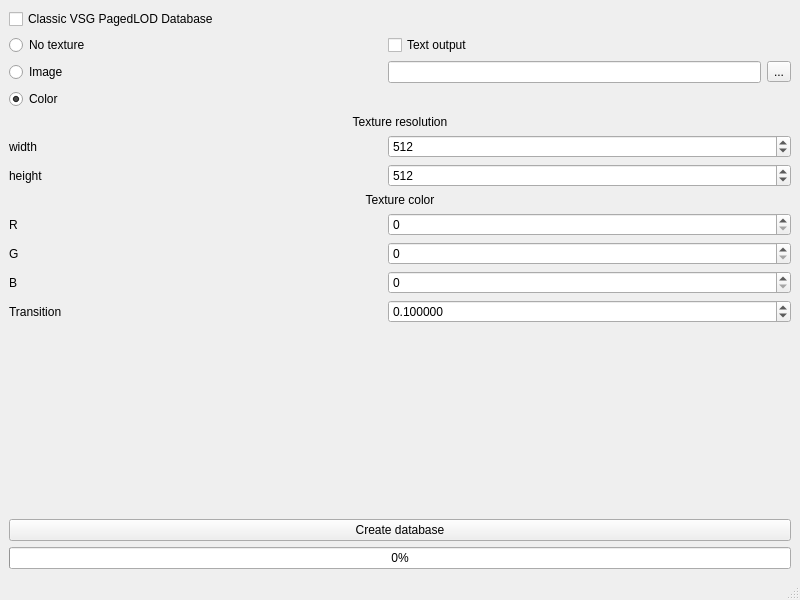
Qt form mainwindow.ui (asafran/DatabaseCreator) before a commit.
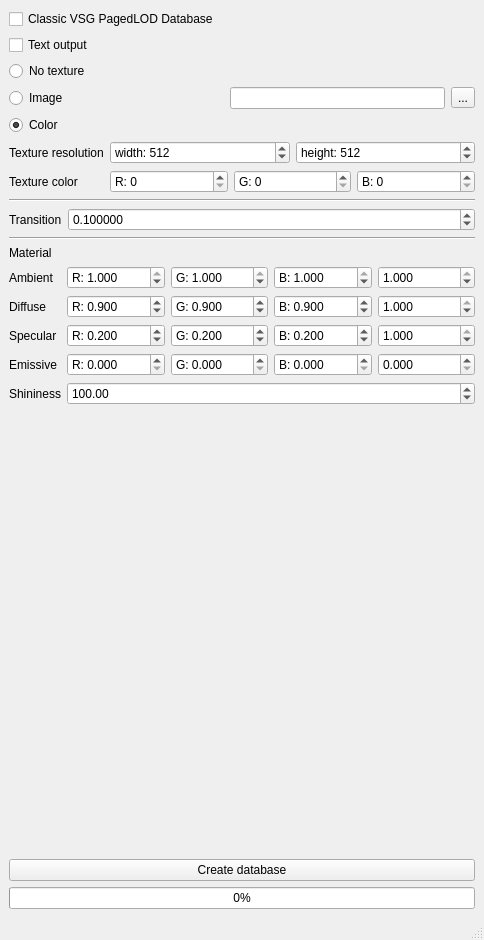
The same form after that commit.

```diff
--- a/mainwindow.ui
+++ b/mainwindow.ui
@@ -6,64 +6,65 @@
    <rect>
     <x>0</x>
     <y>0</y>
-    <width>800</width>
-    <height>600</height>
+    <width>484</width>
+    <height>940</height>
    </rect>
   </property>
   <property name="windowTitle">
    <string>Database Creator</string>
   </property>
   <widget class="QWidget" name="centralwidget">
-   <layout class="QGridLayout" name="gridLayout">
-    <item row="10" column="0">
-     <widget class="QLabel" name="label_5">
+   <layout class="QVBoxLayout" name="verticalLayout">
+    <item>
+     <widget class="QCheckBox" name="classicBox">
       <property name="text">
-       <string>G</string>
+       <string>Classic VSG PagedLOD Database</string>
       </property>
      </widget>
     </item>
-    <item row="9" column="0">
-     <widget class="QLabel" name="label_4">
+    <item>
+     <widget class="QCheckBox" name="textBox">
       <property name="text">
-       <string>R</string>
+       <string>Text output</string>
       </property>
      </widget>
     </item>
-    <item row="15" column="0" colspan="3">
-     <widget class="QProgressBar" name="progressBar">
-      <property name="value">
-       <number>0</number>
-      </property>
-     </widget>
-    </item>
-    <item row="7" column="0">
-     <widget class="QLabel" name="label_3">
+    <item>
+     <widget class="QRadioButton" name="noRadio">
       <property name="text">
-       <string>height</string>
+       <string>No texture</string>
       </property>
      </widget>
     </item>
-    <item row="12" column="0">
-     <widget class="QLabel" name="label_8">
-      <property name="text">
-       <string>Transition</string>
-      </property>
-     </widget>
+    <item>
+     <layout class="QHBoxLayout" name="horizontalLayout_7">
+      <item>
+       <widget class="QRadioButton" name="imageRadio">
+        <property name="text">
+         <string>Image</string>
+        </property>
+       </widget>
+      </item>
+      <item>
+       <widget class="QLineEdit" name="imagePath">
+        <property name="sizePolicy">
+         <sizepolicy hsizetype="Minimum" vsizetype="Fixed">
+          <horstretch>0</horstretch>
+          <verstretch>0</verstretch>
+         </sizepolicy>
+        </property>
+       </widget>
+      </item>
+      <item>
+       <widget class="QToolButton" name="imageButt">
+        <property name="text">
+         <string>...</string>
+        </property>
+       </widget>
+      </item>
+     </layout>
     </item>
-    <item row="6" column="1" colspan="2">
-     <widget class="QSpinBox" name="height">
-      <property name="minimum">
-       <number>2</number>
-      </property>
-      <property name="maximum">
-       <number>4096</number>
-      </property>
-      <property name="value">
-       <number>512</number>
-      </property>
-     </widget>
-    </item>
-    <item row="3" column="0">
+    <item>
      <widget class="QRadioButton" name="colorRadio">
       <property name="text">
        <string>Color</string>
@@ -73,50 +74,645 @@
       </property>
      </widget>
     </item>
-    <item row="2" column="2">
-     <widget class="QToolButton" name="imageButt">
-      <property name="text">
-       <string>...</string>
-      </property>
-     </widget>
+    <item>
+     <layout class="QFormLayout" name="formLayout_3">
+      <item row="0" column="0">
+       <widget class="QLabel" name="label">
+        <property name="text">
+         <string>Texture resolution</string>
+        </property>
+        <property name="alignment">
+         <set>Qt::AlignCenter</set>
+        </property>
+       </widget>
+      </item>
+      <item row="0" column="1">
+       <layout class="QHBoxLayout" name="horizontalLayout_9">
+        <item>
+         <widget class="QSpinBox" name="width">
+          <property name="sizePolicy">
+           <sizepolicy hsizetype="MinimumExpanding" vsizetype="Fixed">
+            <horstretch>0</horstretch>
+            <verstretch>0</verstretch>
+           </sizepolicy>
+          </property>
+          <property name="prefix">
+           <string>width: </string>
+          </property>
+          <property name="minimum">
+           <number>2</number>
+          </property>
+          <property name="maximum">
+           <number>4096</number>
+          </property>
+          <property name="value">
+           <number>512</number>
+          </property>
+         </widget>
+        </item>
+        <item>
+         <widget class="QSpinBox" name="height">
+          <property name="sizePolicy">
+           <sizepolicy hsizetype="MinimumExpanding" vsizetype="Fixed">
+            <horstretch>0</horstretch>
+            <verstretch>0</verstretch>
+           </sizepolicy>
+          </property>
+          <property name="prefix">
+           <string>height: </string>
+          </property>
+          <property name="minimum">
+           <number>2</number>
+          </property>
+          <property name="maximum">
+           <number>4096</number>
+          </property>
+          <property name="value">
+           <number>512</number>
+          </property>
+         </widget>
+        </item>
+       </layout>
+      </item>
+      <item row="1" column="0">
+       <widget class="QLabel" name="label_7">
+        <property name="text">
+         <string>Texture color</string>
+        </property>
+        <property name="alignment">
+         <set>Qt::AlignCenter</set>
+        </property>
+       </widget>
+      </item>
+      <item row="1" column="1">
+       <layout class="QHBoxLayout" name="horizontalLayout_6">
+        <item>
+         <widget class="QSpinBox" name="rSpin">
+          <property name="sizePolicy">
+           <sizepolicy hsizetype="MinimumExpanding" vsizetype="Fixed">
+            <horstretch>0</horstretch>
+            <verstretch>0</verstretch>
+           </sizepolicy>
+          </property>
+          <property name="prefix">
+           <string>R: </string>
+          </property>
+          <property name="minimum">
+           <number>0</number>
+          </property>
+          <property name="maximum">
+           <number>255</number>
+          </property>
+          <property name="value">
+           <number>0</number>
+          </property>
+         </widget>
+        </item>
+        <item>
+         <widget class="QSpinBox" name="gSpin">
+          <property name="sizePolicy">
+           <sizepolicy hsizetype="MinimumExpanding" vsizetype="Fixed">
+            <horstretch>0</horstretch>
+            <verstretch>0</verstretch>
+           </sizepolicy>
+          </property>
+          <property name="prefix">
+           <string>G: </string>
+          </property>
+          <property name="minimum">
+           <number>0</number>
+          </property>
+          <property name="maximum">
+           <number>255</number>
+          </property>
+          <property name="value">
+           <number>0</number>
+          </property>
+         </widget>
+        </item>
+        <item>
+         <widget class="QSpinBox" name="bSpin">
+          <property name="sizePolicy">
+           <sizepolicy hsizetype="MinimumExpanding" vsizetype="Fixed">
+            <horstretch>0</horstretch>
+            <verstretch>0</verstretch>
+           </sizepolicy>
+          </property>
+          <property name="prefix">
+           <string>B: </string>
+          </property>
+          <property name="maximum">
+           <number>255</number>
+          </property>
+         </widget>
+        </item>
+       </layout>
+      </item>
+     </layout>
     </item>
-    <item row="4" column="0" colspan="3">
-     <widget class="QLabel" name="label">
-      <property name="text">
-       <string>Texture resolution</string>
+    <item>
+     <widget class="Line" name="line_2">
+      <property name="orientation">
+       <enum>Qt::Horizontal</enum>
       </property>
-      <property name="alignment">
-       <set>Qt::AlignCenter</set>
-      </property>
      </widget>
     </item>
-    <item row="12" column="1" colspan="2">
-     <widget class="QDoubleSpinBox" name="transSpin">
-      <property name="decimals">
-       <number>6</number>
+    <item>
+     <layout class="QFormLayout" name="formLayout_2">
+      <item row="0" column="0">
+       <widget class="QLabel" name="label_8">
+        <property name="text">
+         <string>Transition</string>
+        </property>
+       </widget>
+      </item>
+      <item row="0" column="1">
+       <widget class="QDoubleSpinBox" name="transSpin">
+        <property name="sizePolicy">
+         <sizepolicy hsizetype="MinimumExpanding" vsizetype="Fixed">
+          <horstretch>0</horstretch>
+          <verstretch>0</verstretch>
+         </sizepolicy>
+        </property>
+        <property name="decimals">
+         <number>6</number>
+        </property>
+        <property name="maximum">
+         <double>1.000000000000000</double>
+        </property>
+        <property name="value">
+         <double>0.100000000000000</double>
+        </property>
+       </widget>
+      </item>
+     </layout>
+    </item>
+    <item>
+     <widget class="Line" name="line">
+      <property name="orientation">
+       <enum>Qt::Horizontal</enum>
       </property>
-      <property name="maximum">
-       <double>1.000000000000000</double>
-      </property>
-      <property name="value">
-       <double>0.100000000000000</double>
-      </property>
      </widget>
     </item>
-    <item row="9" column="1" colspan="2">
-     <widget class="QSpinBox" name="rSpin">
-      <property name="minimum">
-       <number>0</number>
+    <item>
+     <widget class="QLabel" name="label_9">
+      <property name="text">
+       <string>Material</string>
       </property>
-      <property name="maximum">
-       <number>255</number>
-      </property>
-      <property name="value">
-       <number>0</number>
-      </property>
      </widget>
     </item>
-    <item row="13" column="0" colspan="2">
+    <item>
+     <layout class="QFormLayout" name="formLayout">
+      <item row="0" column="0">
+       <widget class="QLabel" name="label_10">
+        <property name="text">
+         <string>Ambient</string>
+        </property>
+       </widget>
+      </item>
+      <item row="0" column="1">
+       <layout class="QHBoxLayout" name="horizontalLayout">
+        <item>
+         <widget class="QDoubleSpinBox" name="ar">
+          <property name="sizePolicy">
+           <sizepolicy hsizetype="MinimumExpanding" vsizetype="Fixed">
+            <horstretch>0</horstretch>
+            <verstretch>0</verstretch>
+           </sizepolicy>
+          </property>
+          <property name="prefix">
+           <string>R: </string>
+          </property>
+          <property name="decimals">
+           <number>3</number>
+          </property>
+          <property name="maximum">
+           <double>1.000000000000000</double>
+          </property>
+          <property name="singleStep">
+           <double>0.100000000000000</double>
+          </property>
+          <property name="value">
+           <double>1.000000000000000</double>
+          </property>
+         </widget>
+        </item>
+        <item>
+         <widget class="QDoubleSpinBox" name="ag">
+          <property name="sizePolicy">
+           <sizepolicy hsizetype="MinimumExpanding" vsizetype="Fixed">
+            <horstretch>0</horstretch>
+            <verstretch>0</verstretch>
+           </sizepolicy>
+          </property>
+          <property name="prefix">
+           <string>G: </string>
+          </property>
+          <property name="decimals">
+           <number>3</number>
+          </property>
+          <property name="maximum">
+           <double>1.000000000000000</double>
+          </property>
+          <property name="singleStep">
+           <double>0.100000000000000</double>
+          </property>
+          <property name="value">
+           <double>1.000000000000000</double>
+          </property>
+         </widget>
+        </item>
+        <item>
+         <widget class="QDoubleSpinBox" name="ab">
+          <property name="sizePolicy">
+           <sizepolicy hsizetype="MinimumExpanding" vsizetype="Fixed">
+            <horstretch>0</horstretch>
+            <verstretch>0</verstretch>
+           </sizepolicy>
+          </property>
+          <property name="prefix">
+           <string>B: </string>
+          </property>
+          <property name="decimals">
+           <number>3</number>
+          </property>
+          <property name="maximum">
+           <double>1.000000000000000</double>
+          </property>
+          <property name="singleStep">
+           <double>0.100000000000000</double>
+          </property>
+          <property name="value">
+           <double>1.000000000000000</double>
+          </property>
+         </widget>
+        </item>
+        <item>
+         <widget class="QDoubleSpinBox" name="as">
+          <property name="sizePolicy">
+           <sizepolicy hsizetype="MinimumExpanding" vsizetype="Fixed">
+            <horstretch>0</horstretch>
+            <verstretch>0</verstretch>
+           </sizepolicy>
+          </property>
+          <property name="decimals">
+           <number>3</number>
+          </property>
+          <property name="maximum">
+           <double>1.000000000000000</double>
+          </property>
+          <property name="singleStep">
+           <double>0.100000000000000</double>
+          </property>
+          <property name="value">
+           <double>1.000000000000000</double>
+          </property>
+         </widget>
+        </item>
+       </layout>
+      </item>
+      <item row="1" column="0">
+       <widget class="QLabel" name="label_11">
+        <property name="text">
+         <string>Diffuse</string>
+        </property>
+       </widget>
+      </item>
+      <item row="1" column="1">
+       <layout class="QHBoxLayout" name="horizontalLayout_2">
+        <item>
+         <widget class="QDoubleSpinBox" name="dr">
+          <property name="sizePolicy">
+           <sizepolicy hsizetype="MinimumExpanding" vsizetype="Fixed">
+            <horstretch>0</horstretch>
+            <verstretch>0</verstretch>
+           </sizepolicy>
+          </property>
+          <property name="prefix">
+           <string>R: </string>
+          </property>
+          <property name="decimals">
+           <number>3</number>
+          </property>
+          <property name="maximum">
+           <double>1.000000000000000</double>
+          </property>
+          <property name="singleStep">
+           <double>0.100000000000000</double>
+          </property>
+          <property name="value">
+           <double>0.900000000000000</double>
+          </property>
+         </widget>
+        </item>
+        <item>
+         <widget class="QDoubleSpinBox" name="dg">
+          <property name="sizePolicy">
+           <sizepolicy hsizetype="MinimumExpanding" vsizetype="Fixed">
+            <horstretch>0</horstretch>
+            <verstretch>0</verstretch>
+           </sizepolicy>
+          </property>
+          <property name="prefix">
+           <string>G: </string>
+          </property>
+          <property name="decimals">
+           <number>3</number>
+          </property>
+          <property name="maximum">
+           <double>1.000000000000000</double>
+          </property>
+          <property name="singleStep">
+           <double>0.100000000000000</double>
+          </property>
+          <property name="value">
+           <double>0.900000000000000</double>
+          </property>
+         </widget>
+        </item>
+        <item>
+         <widget class="QDoubleSpinBox" name="db">
+          <property name="sizePolicy">
+           <sizepolicy hsizetype="MinimumExpanding" vsizetype="Fixed">
+            <horstretch>0</horstretch>
+            <verstretch>0</verstretch>
+           </sizepolicy>
+          </property>
+          <property name="prefix">
+           <string>B: </string>
+          </property>
+          <property name="decimals">
+           <number>3</number>
+          </property>
+          <property name="maximum">
+           <double>1.000000000000000</double>
+          </property>
+          <property name="singleStep">
+           <double>0.100000000000000</double>
+          </property>
+          <property name="value">
+           <double>0.900000000000000</double>
+          </property>
+         </widget>
+        </item>
+        <item>
+         <widget class="QDoubleSpinBox" name="ds">
+          <property name="sizePolicy">
+           <sizepolicy hsizetype="MinimumExpanding" vsizetype="Fixed">
+            <horstretch>0</horstretch>
+            <verstretch>0</verstretch>
+           </sizepolicy>
+          </property>
+          <property name="decimals">
+           <number>3</number>
+          </property>
+          <property name="maximum">
+           <double>1.000000000000000</double>
+          </property>
+          <property name="singleStep">
+           <double>0.100000000000000</double>
+          </property>
+          <property name="value">
+           <double>1.000000000000000</double>
+          </property>
+         </widget>
+        </item>
+       </layout>
+      </item>
+      <item row="2" column="0">
+       <widget class="QLabel" name="label_12">
+        <property name="text">
+         <string>Specular</string>
+        </property>
+       </widget>
+      </item>
+      <item row="2" column="1">
+       <layout class="QHBoxLayout" name="horizontalLayout_3">
+        <item>
+         <widget class="QDoubleSpinBox" name="sr">
+          <property name="sizePolicy">
+           <sizepolicy hsizetype="MinimumExpanding" vsizetype="Fixed">
+            <horstretch>0</horstretch>
+            <verstretch>0</verstretch>
+           </sizepolicy>
+          </property>
+          <property name="prefix">
+           <string>R: </string>
+          </property>
+          <property name="decimals">
+           <number>3</number>
+          </property>
+          <property name="maximum">
+           <double>1.000000000000000</double>
+          </property>
+          <property name="singleStep">
+           <double>0.100000000000000</double>
+          </property>
+          <property name="value">
+           <double>0.200000000000000</double>
+          </property>
+         </widget>
+        </item>
+        <item>
+         <widget class="QDoubleSpinBox" name="sg">
+          <property name="sizePolicy">
+           <sizepolicy hsizetype="MinimumExpanding" vsizetype="Fixed">
+            <horstretch>0</horstretch>
+            <verstretch>0</verstretch>
+           </sizepolicy>
+          </property>
+          <property name="prefix">
+           <string>G: </string>
+          </property>
+          <property name="decimals">
+           <number>3</number>
+          </property>
+          <property name="maximum">
+           <double>1.000000000000000</double>
+          </property>
+          <property name="singleStep">
+           <double>0.100000000000000</double>
+          </property>
+          <property name="value">
+           <double>0.200000000000000</double>
+          </property>
+         </widget>
+        </item>
+        <item>
+         <widget class="QDoubleSpinBox" name="sb">
+          <property name="sizePolicy">
+           <sizepolicy hsizetype="MinimumExpanding" vsizetype="Fixed">
+            <horstretch>0</horstretch>
+            <verstretch>0</verstretch>
+           </sizepolicy>
+          </property>
+          <property name="prefix">
+           <string>B: </string>
+          </property>
+          <property name="decimals">
+           <number>3</number>
+          </property>
+          <property name="maximum">
+           <double>1.000000000000000</double>
+          </property>
+          <property name="singleStep">
+           <double>0.100000000000000</double>
+          </property>
+          <property name="value">
+           <double>0.200000000000000</double>
+          </property>
+         </widget>
+        </item>
+        <item>
+         <widget class="QDoubleSpinBox" name="ss">
+          <property name="sizePolicy">
+           <sizepolicy hsizetype="MinimumExpanding" vsizetype="Fixed">
+            <horstretch>0</horstretch>
+            <verstretch>0</verstretch>
+           </sizepolicy>
+          </property>
+          <property name="decimals">
+           <number>3</number>
+          </property>
+          <property name="maximum">
+           <double>1.000000000000000</double>
+          </property>
+          <property name="singleStep">
+           <double>0.100000000000000</double>
+          </property>
+          <property name="value">
+           <double>1.000000000000000</double>
+          </property>
+         </widget>
+        </item>
+       </layout>
+      </item>
+      <item row="3" column="0">
+       <widget class="QLabel" name="label_13">
+        <property name="text">
+         <string>Emissive</string>
+        </property>
+       </widget>
+      </item>
+      <item row="3" column="1">
+       <layout class="QHBoxLayout" name="horizontalLayout_4">
+        <item>
+         <widget class="QDoubleSpinBox" name="er">
+          <property name="sizePolicy">
+           <sizepolicy hsizetype="MinimumExpanding" vsizetype="Fixed">
+            <horstretch>0</horstretch>
+            <verstretch>0</verstretch>
+           </sizepolicy>
+          </property>
+          <property name="prefix">
+           <string>R: </string>
+          </property>
+          <property name="decimals">
+           <number>3</number>
+          </property>
+          <property name="maximum">
+           <double>1.000000000000000</double>
+          </property>
+          <property name="singleStep">
+           <double>0.100000000000000</double>
+          </property>
+         </widget>
+        </item>
+        <item>
+         <widget class="QDoubleSpinBox" name="eg">
+          <property name="sizePolicy">
+           <sizepolicy hsizetype="MinimumExpanding" vsizetype="Fixed">
+            <horstretch>0</horstretch>
+            <verstretch>0</verstretch>
+           </sizepolicy>
+          </property>
+          <property name="prefix">
+           <string>G: </string>
+          </property>
+          <property name="decimals">
+           <number>3</number>
+          </property>
+          <property name="maximum">
+           <double>1.000000000000000</double>
+          </property>
+          <property name="singleStep">
+           <double>0.100000000000000</double>
+          </property>
+         </widget>
+        </item>
+        <item>
+         <widget class="QDoubleSpinBox" name="eb">
+          <property name="sizePolicy">
+           <sizepolicy hsizetype="MinimumExpanding" vsizetype="Fixed">
+            <horstretch>0</horstretch>
+            <verstretch>0</verstretch>
+           </sizepolicy>
+          </property>
+          <property name="prefix">
+           <string>B: </string>
+          </property>
+          <property name="decimals">
+           <number>3</number>
+          </property>
+          <property name="maximum">
+           <double>1.000000000000000</double>
+          </property>
+          <property name="singleStep">
+           <double>0.100000000000000</double>
+          </property>
+         </widget>
+        </item>
+        <item>
+         <widget class="QDoubleSpinBox" name="es">
+          <property name="sizePolicy">
+           <sizepolicy hsizetype="MinimumExpanding" vsizetype="Fixed">
+            <horstretch>0</horstretch>
+            <verstretch>0</verstretch>
+           </sizepolicy>
+          </property>
+          <property name="decimals">
+           <number>3</number>
+          </property>
+          <property name="maximum">
+           <double>1.000000000000000</double>
+          </property>
+          <property name="singleStep">
+           <double>0.100000000000000</double>
+          </property>
+         </widget>
+        </item>
+       </layout>
+      </item>
+      <item row="4" column="0">
+       <widget class="QLabel" name="label_14">
+        <property name="text">
+         <string>Shininess</string>
+        </property>
+       </widget>
+      </item>
+      <item row="4" column="1">
+       <layout class="QHBoxLayout" name="horizontalLayout_5">
+        <item>
+         <widget class="QDoubleSpinBox" name="shininess">
+          <property name="sizePolicy">
+           <sizepolicy hsizetype="MinimumExpanding" vsizetype="Fixed">
+            <horstretch>0</horstretch>
+            <verstretch>0</verstretch>
+           </sizepolicy>
+          </property>
+          <property name="maximum">
+           <double>1000.000000000000000</double>
+          </property>
+          <property name="value">
+           <double>100.000000000000000</double>
+          </property>
+         </widget>
+        </item>
+       </layout>
+      </item>
+     </layout>
+    </item>
+    <item>
      <spacer name="verticalSpacer">
       <property name="orientation">
        <enum>Qt::Vertical</enum>
@@ -129,105 +725,17 @@
       </property>
      </spacer>
     </item>
-    <item row="1" column="0">
-     <widget class="QRadioButton" name="noRadio">
-      <property name="text">
-       <string>No texture</string>
-      </property>
-     </widget>
-    </item>
-    <item row="8" column="0" colspan="3">
-     <widget class="QLabel" name="label_7">
-      <property name="text">
-       <string>Texture color</string>
-      </property>
-      <property name="alignment">
-       <set>Qt::AlignCenter</set>
-      </property>
-     </widget>
-    </item>
-    <item row="11" column="1" colspan="2">
-     <widget class="QSpinBox" name="bSpin">
-      <property name="maximum">
-       <number>255</number>
-      </property>
-     </widget>
-    </item>
-    <item row="11" column="0">
-     <widget class="QLabel" name="label_6">
-      <property name="text">
-       <string>B</string>
-      </property>
-     </widget>
-    </item>
-    <item row="10" column="1" colspan="2">
-     <widget class="QSpinBox" name="gSpin">
-      <property name="minimum">
-       <number>0</number>
-      </property>
-      <property name="maximum">
-       <number>255</number>
-      </property>
-      <property name="value">
-       <number>0</number>
-      </property>
-     </widget>
-    </item>
-    <item row="2" column="1">
-     <widget class="QLineEdit" name="imagePath">
-      <property name="sizePolicy">
-       <sizepolicy hsizetype="Minimum" vsizetype="Fixed">
-        <horstretch>0</horstretch>
-        <verstretch>0</verstretch>
-       </sizepolicy>
-      </property>
-     </widget>
-    </item>
-    <item row="2" column="0">
-     <widget class="QRadioButton" name="imageRadio">
-      <property name="text">
-       <string>Image</string>
-      </property>
-     </widget>
-    </item>
-    <item row="1" column="1">
-     <widget class="QCheckBox" name="textBox">
-      <property name="text">
-       <string>Text output</string>
-      </property>
-     </widget>
-    </item>
-    <item row="6" column="0">
-     <widget class="QLabel" name="label_2">
-      <property name="text">
-       <string>width</string>
-      </property>
-     </widget>
-    </item>
-    <item row="14" column="0" colspan="3">
+    <item>
      <widget class="QPushButton" name="convButt">
       <property name="text">
        <string>Create database</string>
       </property>
      </widget>
     </item>
-    <item row="7" column="1" colspan="2">
-     <widget class="QSpinBox" name="width">
-      <property name="minimum">
-       <number>2</number>
-      </property>
-      <property name="maximum">
-       <number>4096</number>
-      </property>
+    <item>
+     <widget class="QProgressBar" name="progressBar">
       <property name="value">
-       <number>512</number>
-      </property>
-     </widget>
-    </item>
-    <item row="0" column="0" colspan="3">
-     <widget class="QCheckBox" name="classicBox">
-      <property name="text">
-       <string>Classic VSG PagedLOD Database</string>
+       <number>0</number>
       </property>
      </widget>
     </item>
```
Left out of the diff: 4 changed lines with no effect on the pictures.
